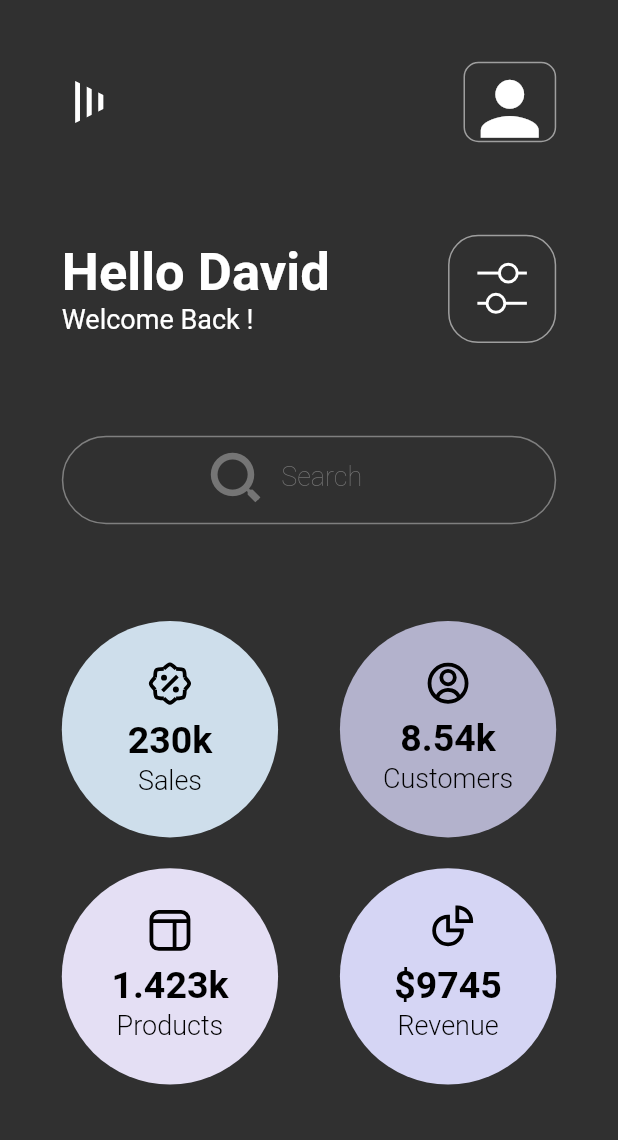
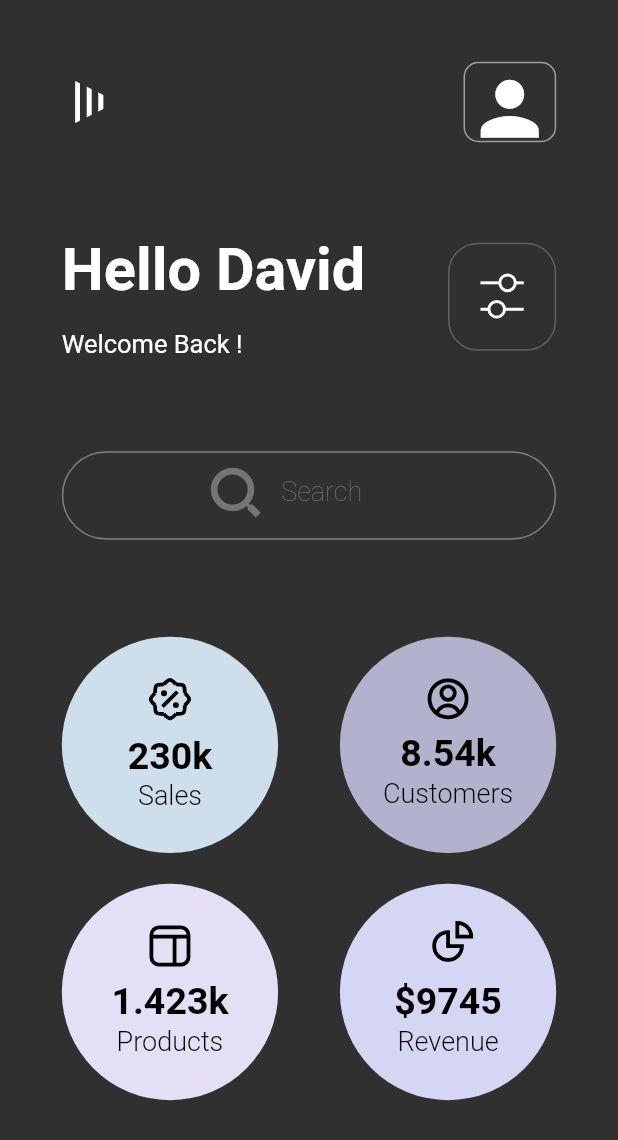
Before and after one commit to dalyathan/Finance-App-Dark-theme, a Flutter app: the screen it shows after launch, on a phone screen of 412 x 824 dp. Shown: the top 1140 px of the screen. Run offline on Flutter 3.47's test engine with Material 2 defaults, Android fonts, the phone set to English and light mode, and no system bars.

Commit message:
aded some fies

```diff
--- a/lib/finance_dark_theme.dart
+++ b/lib/finance_dark_theme.dart
@@ -93,7 +93,8 @@ class _FinanceDarkThemeState extends State<FinanceDarkTheme> {
                       size),
                 ],
               ),
-              )),
+            ),
+          ),
         ),
       ),
     );
@@ -193,19 +194,24 @@ class _FinanceDarkThemeState extends State<FinanceDarkTheme> {
   }
 
   Widget row2(Size size) {
+    double fontController = size.width * 0.00275;
     return Row(
       mainAxisAlignment: MainAxisAlignment.spaceBetween,
       children: [
         Column(
           crossAxisAlignment: CrossAxisAlignment.start,
-          children: const [
+          children: [
             Text(
               'Hello David',
-              style: TextStyle(fontSize: 35, fontWeight: FontWeight.bold),
+              style: TextStyle(
+                  fontSize: fontController * 35, fontWeight: FontWeight.bold),
+            ),
+            SizedBox(
+              height: size.height * 0.02,
             ),
             Text('Welcome Back !',
                 style: TextStyle(
-                  fontSize: 18,
+                  fontSize: fontController * 15,
                 ))
           ],
         ),
@@ -213,11 +219,11 @@ class _FinanceDarkThemeState extends State<FinanceDarkTheme> {
           height: size.width * 0.175,
           width: size.width * 0.175,
           decoration: BoxDecoration(
-            border: Border.all(color: Colors.grey),
+            border: Border.all(color: Colors.grey[700]!),
             borderRadius: BorderRadius.circular(20.0),
           ),
           child: Padding(
-            padding: EdgeInsets.all(size.height * 0.0225),
+            padding: EdgeInsets.all(size.width * 0.05),
             child: StatisticsIcon(
               size: size.width * 0.08,
             ),
```
Also changed, not shown: lib/widgets/painters/house_icon_painter.dart (added, +18 -0 lines). Lines whose indentation alone changed are shown as unchanged.
